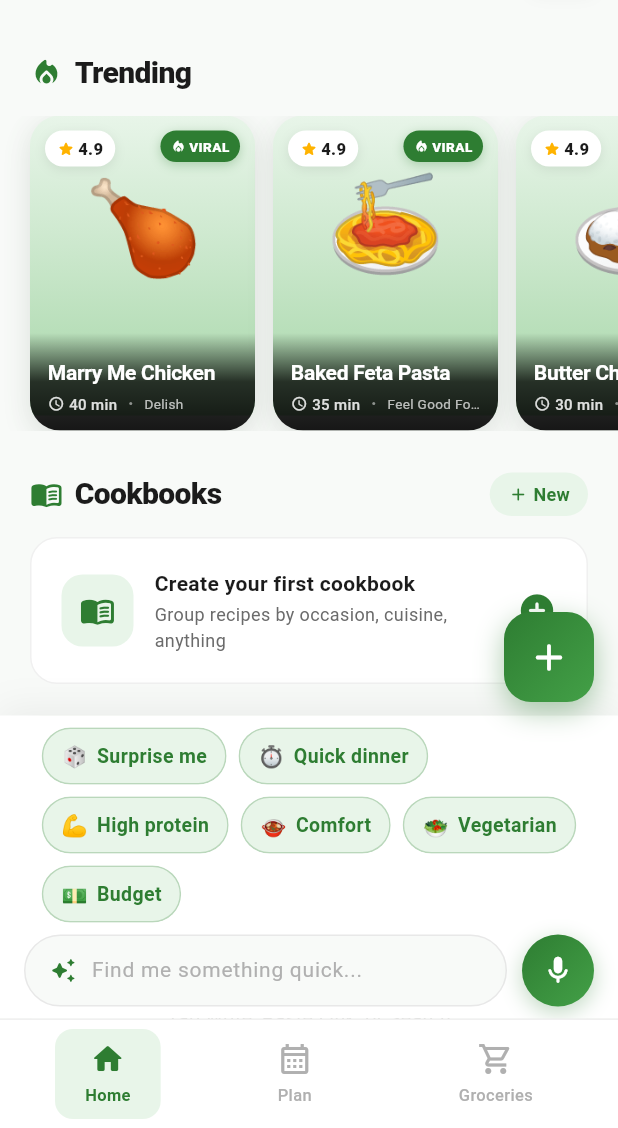
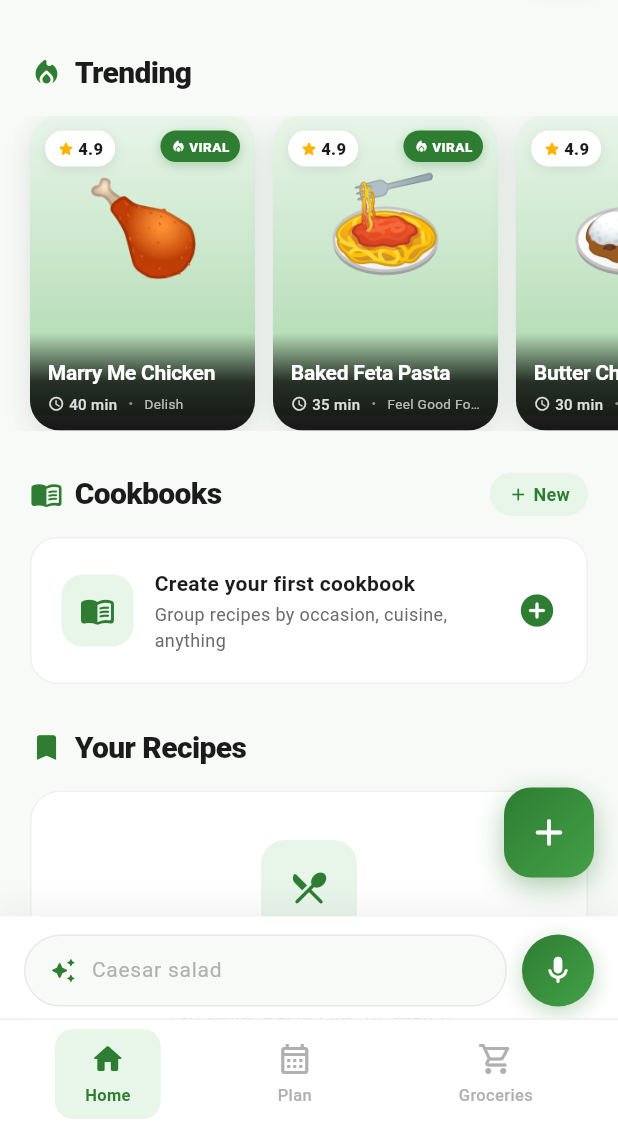
Before and after one commit to stossthegreat/Gobly, a Flutter app: the screen it shows after launch, after a tap on "Get Started", on a phone screen of 412 x 824 dp, the part 108-1236 px from its top. Run offline on Flutter 3.47's test engine with Material 3 defaults, Android fonts, the phone set to English and light mode, and no system bars; our stand-ins replace firebase_analytics, firebase_core, image_picker, share_plus, shared_preferences, webview_flutter; missing offline and left inert: purchases_flutter, record; accounts and stored records are empty; network calls fail; Roboto replaces fonts that are missing (SF Pro Display).

Commit message:
Remove quick-pick chips; hint text is just "Caesar salad"
- Drop _buildQuickPickChips entirely.
- Restore the original SafeArea > Padding > Row structure for the input bar.
- Replace the rotating hint list with a single literal: 'Caesar salad'.
- Bump versionCode to 6.

```diff
--- a/lib/screens/home_screen.dart
+++ b/lib/screens/home_screen.dart
@@ -1886,13 +1886,9 @@ class _HomeScreenState extends State<HomeScreen> with TickerProviderStateMixin {
       ),
       child: SafeArea(
         top: false,
-        child: Column(
-          mainAxisSize: MainAxisSize.min,
-          children: [
-            _buildQuickPickChips(),
-            Padding(
-              padding: const EdgeInsets.fromLTRB(16, 4, 16, 8),
-              child: Row(
+        child: Padding(
+          padding: const EdgeInsets.fromLTRB(16, 12, 16, 8),
+          child: Row(
             children: [
               Expanded(
                 child: Container(
@@ -1920,12 +1916,7 @@ class _HomeScreenState extends State<HomeScreen> with TickerProviderStateMixin {
                                 ? 'Transcribing...'
                                 : _listening
                                     ? 'Listening — tap stop when done'
-                                    : const [
-                                        'Say a dish or ask me to choose...',
-                                        'What should I eat tonight?',
-                                        'Find me something quick...',
-                                        'Comfort food for tonight...',
-                                      ][DateTime.now().minute % 4],
+                                    : 'Caesar salad',
                             hintStyle: TextStyle(
                               color: _transcribing
                                   ? const Color(0xFFFFB300)
@@ -2023,8 +2014,6 @@ class _HomeScreenState extends State<HomeScreen> with TickerProviderStateMixin {
               ),
             ],
           ),
-            ),
-          ],
         ),
       ),
     );
@@ -2283,62 +2272,6 @@ class _HomeScreenState extends State<HomeScreen> with TickerProviderStateMixin {
     // "plan my [adjective] week" / "plan me a [...] diet"
     if (RegExp(r'\bplan\b.*\b(week|diet)\b').hasMatch(q)) return true;
     return false;
-  }
-
-  Widget _buildQuickPickChips() {
-    final presets = <Map<String, String>>[
-      {'label': 'Surprise me',  'emoji': '🎲', 'prompt': 'Pick me a delicious recipe, you choose'},
-      {'label': 'Quick dinner', 'emoji': '⏱',  'prompt': 'A quick dinner under 30 minutes'},
-      {'label': 'High protein', 'emoji': '💪', 'prompt': 'A high protein dinner recipe'},
-      {'label': 'Comfort',      'emoji': '🍲', 'prompt': 'A cosy comfort food recipe'},
-      {'label': 'Vegetarian',   'emoji': '🥗', 'prompt': 'A delicious vegetarian dinner'},
-      {'label': 'Budget',       'emoji': '💵', 'prompt': 'A cheap, budget-friendly dinner'},
-    ];
-    return Padding(
-      padding: const EdgeInsets.fromLTRB(12, 8, 12, 4),
-      child: Wrap(
-        spacing: 8,
-        runSpacing: 8,
-        children: presets.map((p) {
-          return Material(
-            color: AppColors.primarySoft,
-            borderRadius: BorderRadius.circular(20),
-            clipBehavior: Clip.antiAlias,
-            child: InkWell(
-              onTap: () {
-                HapticFeedback.selectionClick();
-                _searchController.clear();
-                _runAgentSearch(p['prompt']!);
-              },
-              child: Container(
-                padding: const EdgeInsets.symmetric(horizontal: 12, vertical: 8),
-                decoration: BoxDecoration(
-                  borderRadius: BorderRadius.circular(20),
-                  border: Border.all(
-                    color: AppColors.primary.withValues(alpha: 0.25),
-                  ),
-                ),
-                child: Row(
-                  mainAxisSize: MainAxisSize.min,
-                  children: [
-                    Text(p['emoji']!, style: const TextStyle(fontSize: 14)),
-                    const SizedBox(width: 6),
-                    Text(
-                      p['label']!,
-                      style: const TextStyle(
-                        fontSize: 13,
-                        fontWeight: FontWeight.w700,
-                        color: AppColors.primary,
-                      ),
-                    ),
-                  ],
-                ),
-              ),
-            ),
-          );
-        }).toList(),
-      ),
-    );
   }
 
   void _runAgentSearch(String query) {
--- a/pubspec.yaml
+++ b/pubspec.yaml
@@ -16,7 +16,7 @@ publish_to: 'none' # Remove this line if you wish to publish to pub.dev
 # https://developer.apple.com/library/archive/documentation/General/Reference/InfoPlistKeyReference/Articles/CoreFoundationKeys.html
 # In Windows, build-name is used as the major, minor, and patch parts
 # of the product and file versions while build-number is used as the build suffix.
-version: 1.0.1+5
+version: 1.0.1+6
 
 environment:
   sdk: ^3.9.2
```
